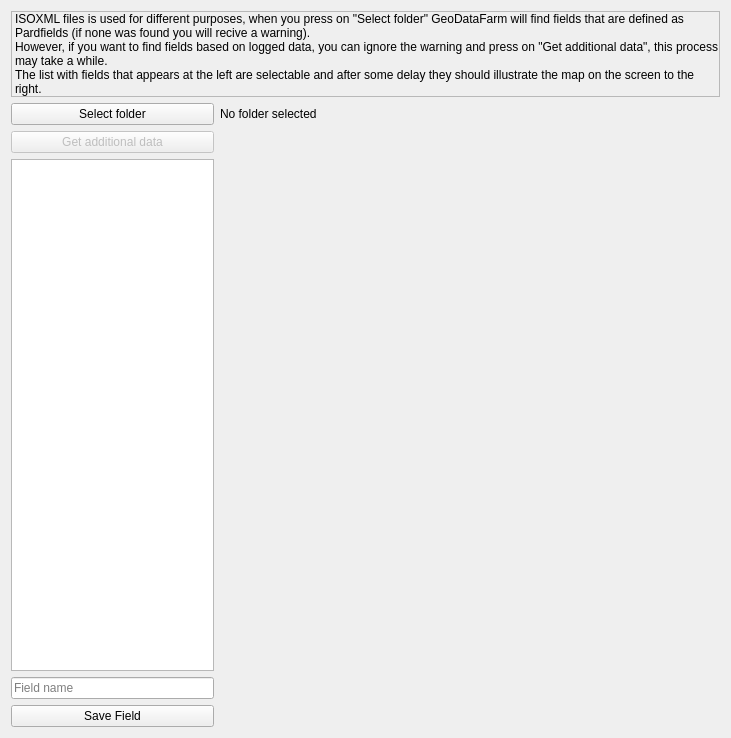
This is widgets/findIsoFields.ui in axelande/geodatafarm3 as Qt 5 draws it before an edit. The edited form follows.
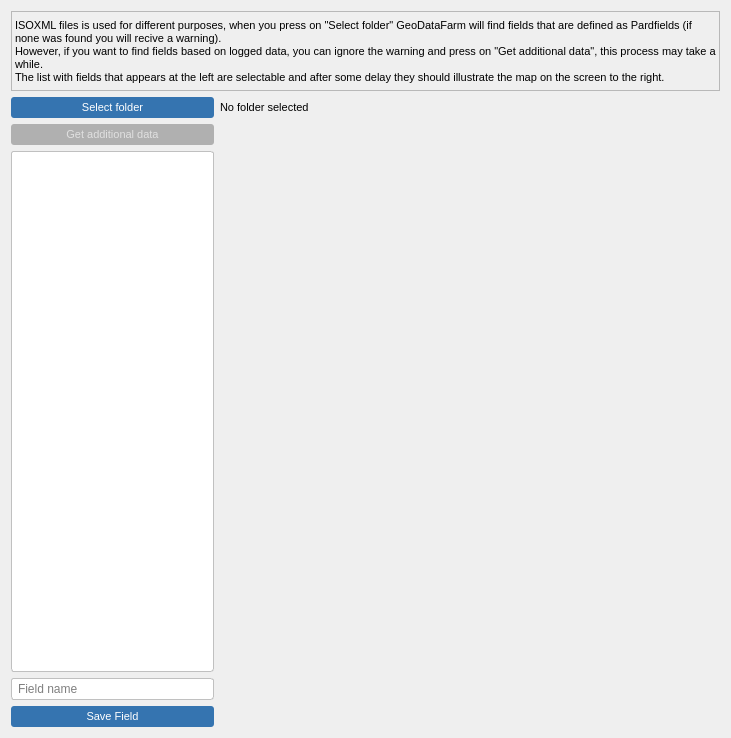
This is the edited form.

Diff of the .ui file:
```diff
--- a/widgets/findIsoFields.ui
+++ b/widgets/findIsoFields.ui
@@ -13,7 +13,150 @@
   <property name="windowTitle">
    <string>Find fields from ISOXML</string>
   </property>
-  <layout class="QGridLayout" name="gridLayout_2">
+  <property name="styleSheet"><string notr="true">
+/* === Global === */
+* {
+  font-family: "Segoe UI", sans-serif;
+  font-size: 9pt;
+}
+
+/* === Tab bars === */
+QTabWidget::pane {
+  border: 1px solid #c0c0c0;
+  border-radius: 3px;
+  background: #ffffff;
+}
+QTabBar::tab {
+  background: #f0f0f0;
+  border: 1px solid #c0c0c0;
+  border-bottom: none;
+  border-top-left-radius: 3px;
+  border-top-right-radius: 3px;
+  padding: 4px 10px;
+  margin-right: 1px;
+  font-size: 8pt;
+}
+QTabBar::tab:selected {
+  background: #ffffff;
+  border-bottom: 2px solid #3574b0;
+  font-weight: bold;
+}
+QTabBar::tab:hover:!selected {
+  background: #e4e4e4;
+}
+
+/* === Buttons === */
+QPushButton {
+  background-color: #3574b0;
+  color: white;
+  border: none;
+  border-radius: 3px;
+  padding: 4px 10px;
+  font-size: 8pt;
+}
+QPushButton:hover {
+  background-color: #2a5f8f;
+}
+QPushButton:pressed {
+  background-color: #1e4a6e;
+}
+QPushButton:disabled {
+  background-color: #b0b0b0;
+  color: #e0e0e0;
+}
+
+/* === Inputs === */
+QLineEdit, QPlainTextEdit, QTextEdit {
+  border: 1px solid #c0c0c0;
+  border-radius: 3px;
+  padding: 2px 4px;
+  background: #ffffff;
+}
+QLineEdit:focus, QPlainTextEdit:focus, QTextEdit:focus {
+  border: 1px solid #3574b0;
+}
+
+/* === Combo boxes === */
+QComboBox {
+  border: 1px solid #c0c0c0;
+  border-radius: 3px;
+  padding: 2px 4px;
+  background: #ffffff;
+}
+QComboBox:hover {
+  border: 1px solid #3574b0;
+}
+QComboBox::drop-down {
+  border: none;
+  width: 20px;
+}
+
+/* === Lists === */
+QListWidget {
+  border: 1px solid #c0c0c0;
+  border-radius: 3px;
+  background: #ffffff;
+}
+
+/* === Group boxes === */
+QGroupBox {
+  border: 1px solid #c0c0c0;
+  border-radius: 3px;
+  margin-top: 8px;
+  padding-top: 8px;
+  font-weight: bold;
+  font-size: 8pt;
+}
+QGroupBox::title {
+  subcontrol-origin: margin;
+  left: 8px;
+  padding: 0 3px;
+}
+
+/* === Radio &amp; Check === */
+QRadioButton, QCheckBox {
+  spacing: 4px;
+  font-size: 8pt;
+}
+
+/* === Labels === */
+QLabel {
+  font-size: 8pt;
+}
+
+/* === Calendar === */
+QCalendarWidget {
+  border: 1px solid #c0c0c0;
+  border-radius: 3px;
+}
+
+/* === Table === */
+QTableWidget, QTableView {
+  border: 1px solid #c0c0c0;
+  border-radius: 3px;
+  gridline-color: #e0e0e0;
+}
+QHeaderView::section {
+  background-color: #f0f0f0;
+  border: none;
+  border-bottom: 1px solid #c0c0c0;
+  border-right: 1px solid #e0e0e0;
+  padding: 3px 6px;
+  font-weight: bold;
+  font-size: 8pt;
+}
+
+/* === Spin boxes === */
+QSpinBox, QDoubleSpinBox, QDateEdit, QTimeEdit {
+  border: 1px solid #c0c0c0;
+  border-radius: 3px;
+  padding: 2px 4px;
+  background: #ffffff;
+}
+QSpinBox:focus, QDoubleSpinBox:focus, QDateEdit:focus, QTimeEdit:focus {
+  border: 1px solid #3574b0;
+}
+</string></property><layout class="QGridLayout" name="gridLayout_2">
    <item row="0" column="0">
     <layout class="QVBoxLayout" name="verticalLayout">
      <item>
```
Left out of the diff: 16 changed lines with no effect on the pictures.
